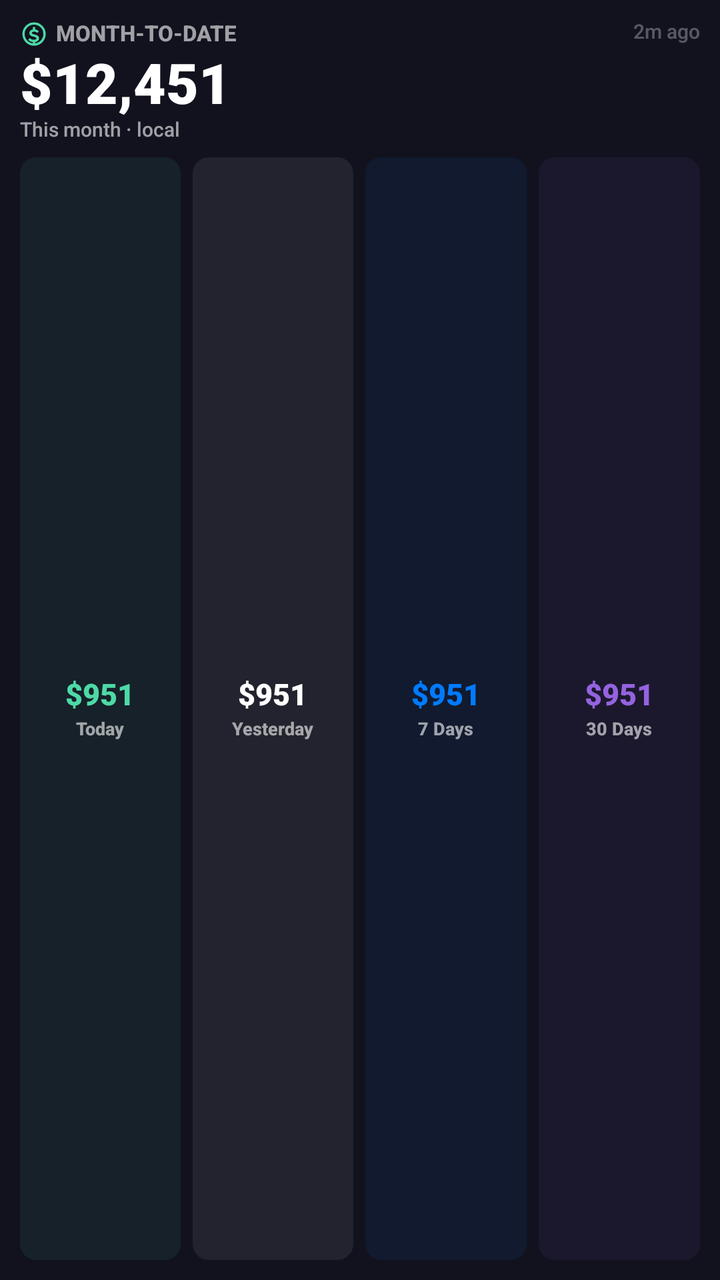
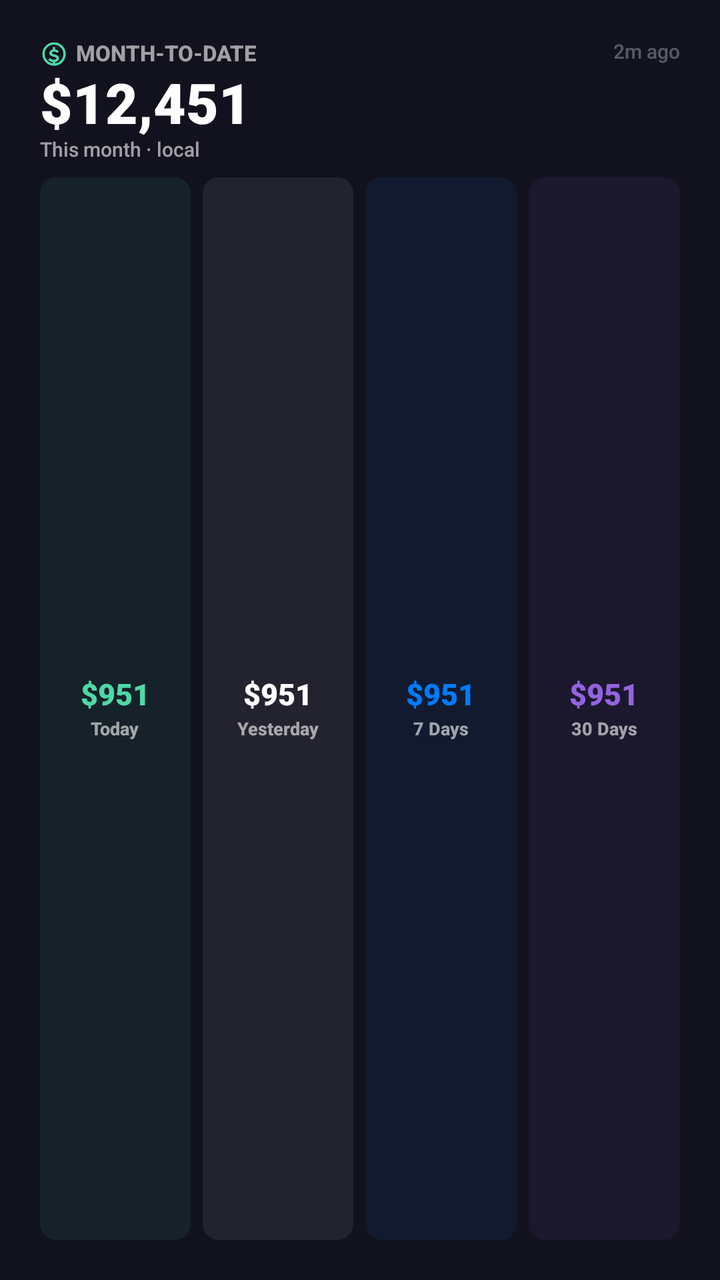

Two renders of the same Android screen: before a commit and after it. Below are the layout's source before the change and the commit's diff.
<!-- AndroidManifest.xml: fallback theme Theme.MaterialComponents.DayNight.NoActionBar -->
<!-- res/layout/revenue_tab_widget_medium.xml -->
<?xml version="1.0" encoding="utf-8"?>
<LinearLayout xmlns:android="http://schemas.android.com/apk/res/android"
    android:id="@+id/widgetRoot"
    android:layout_width="match_parent"
    android:layout_height="match_parent"
    android:orientation="vertical"
    android:padding="10dp"
    android:background="@color/widgetBackground">

    <LinearLayout android:layout_width="match_parent" android:layout_height="wrap_content" android:orientation="horizontal" android:gravity="top">
        <LinearLayout android:layout_width="0dp" android:layout_height="wrap_content" android:layout_weight="1" android:orientation="vertical">
            <LinearLayout android:layout_width="wrap_content" android:layout_height="wrap_content" android:orientation="horizontal" android:gravity="center_vertical">
                <ImageView
            android:layout_width="14dp"
            android:layout_height="14dp"
            android:src="@drawable/ic_widget_dollar_circle"
            android:contentDescription="@null" />
                <TextView android:layout_width="wrap_content" android:layout_height="wrap_content" android:text="MONTH-TO-DATE" android:textSize="11sp" android:textStyle="bold" android:layout_marginStart="4dp" android:textColor="@color/widgetTextSecondary" android:fontFamily="sans-serif-medium" android:includeFontPadding="false" />
            </LinearLayout>
            <TextView android:id="@+id/tvMtdRevenue" android:layout_width="wrap_content" android:layout_height="wrap_content" android:text="$12,451" android:textSize="28sp" android:textStyle="bold" android:maxLines="1" android:ellipsize="end" android:layout_marginTop="2dp" android:textColor="@color/widgetTextPrimary" android:fontFamily="sans-serif-black" android:includeFontPadding="false" />
            <TextView android:id="@+id/tvMtdLabel" android:layout_width="wrap_content" android:layout_height="wrap_content" android:text="This month · local" android:textSize="10sp" android:textColor="@color/widgetTextSecondary" android:fontFamily="sans-serif-medium" android:includeFontPadding="false" />
        </LinearLayout>
        <TextView android:id="@+id/tvLastUpdated" android:layout_width="wrap_content" android:layout_height="wrap_content" android:text="2m ago" android:textSize="10sp" android:textColor="@color/widgetTextQuaternary" android:fontFamily="sans-serif-medium" android:includeFontPadding="false" />
    </LinearLayout>

    <LinearLayout android:layout_width="match_parent" android:layout_height="0dp" android:layout_weight="1" android:orientation="horizontal" android:layout_marginTop="8dp">
        <LinearLayout android:layout_width="0dp" android:layout_height="match_parent" android:layout_weight="1" android:orientation="vertical" android:gravity="center" android:paddingTop="10dp" android:paddingBottom="10dp" android:background="@drawable/bg_period_card_today">
            <TextView android:id="@+id/tvToday" android:layout_width="wrap_content" android:layout_height="wrap_content" android:text="$951" android:textSize="15sp" android:textStyle="bold" android:textColor="@color/widgetAccent" android:fontFamily="sans-serif-black" android:includeFontPadding="false" android:maxLines="1" android:ellipsize="end" />
            <TextView android:layout_width="wrap_content" android:layout_height="wrap_content" android:text="Today" android:textSize="9sp" android:textStyle="bold" android:layout_marginTop="3dp" android:textColor="@color/widgetTextSecondary" android:fontFamily="sans-serif-medium" android:includeFontPadding="false" />
        </LinearLayout>
        <LinearLayout android:layout_width="0dp" android:layout_height="match_parent" android:layout_weight="1" android:orientation="vertical" android:gravity="center" android:paddingTop="10dp" android:paddingBottom="10dp" android:background="@drawable/bg_period_card_yesterday" android:layout_marginStart="6dp">
            <TextView android:id="@+id/tvYesterday" android:layout_width="wrap_content" android:layout_height="wrap_content" android:text="$951" android:textSize="15sp" android:textStyle="bold" android:textColor="@color/widgetTextPrimary" android:fontFamily="sans-serif-black" android:includeFontPadding="false" android:maxLines="1" android:ellipsize="end" />
            <TextView android:layout_width="wrap_content" android:layout_height="wrap_content" android:text="Yesterday" android:textSize="9sp" android:textStyle="bold" android:layout_marginTop="3dp" android:textColor="@color/widgetTextSecondary" android:fontFamily="sans-serif-medium" android:includeFontPadding="false" />
        </LinearLayout>
        <LinearLayout android:layout_width="0dp" android:layout_height="match_parent" android:layout_weight="1" android:orientation="vertical" android:gravity="center" android:paddingTop="10dp" android:paddingBottom="10dp" android:background="@drawable/bg_period_card_7days" android:layout_marginStart="6dp">
            <TextView android:id="@+id/tvLast7" android:layout_width="wrap_content" android:layout_height="wrap_content" android:text="$951" android:textSize="15sp" android:textStyle="bold" android:textColor="@color/appleBlue" android:fontFamily="sans-serif-black" android:includeFontPadding="false" android:maxLines="1" android:ellipsize="end" />
            <TextView android:layout_width="wrap_content" android:layout_height="wrap_content" android:text="7 Days" android:textSize="9sp" android:textStyle="bold" android:layout_marginTop="3dp" android:textColor="@color/widgetTextSecondary" android:fontFamily="sans-serif-medium" android:includeFontPadding="false" />
        </LinearLayout>
        <LinearLayout android:layout_width="0dp" android:layout_height="match_parent" android:layout_weight="1" android:orientation="vertical" android:gravity="center" android:paddingTop="10dp" android:paddingBottom="10dp" android:background="@drawable/bg_period_card_30days" android:layout_marginStart="6dp">
            <TextView android:id="@+id/tvLast30" android:layout_width="wrap_content" android:layout_height="wrap_content" android:text="$951" android:textSize="15sp" android:textStyle="bold" android:textColor="@color/renewalPurple" android:fontFamily="sans-serif-black" android:includeFontPadding="false" android:maxLines="1" android:ellipsize="end" />
            <TextView android:layout_width="wrap_content" android:layout_height="wrap_content" android:text="30 Days" android:textSize="9sp" android:textStyle="bold" android:layout_marginTop="3dp" android:textColor="@color/widgetTextSecondary" android:fontFamily="sans-serif-medium" android:includeFontPadding="false" />
        </LinearLayout>
    </LinearLayout>
</LinearLayout>
<!-- resources referenced by this layout -->
<resources>
  <color name="appleBlue">#007AFF</color>
  <color name="renewalPurple">#9463E0</color>
  <color name="widgetAccent">#4DD9A6</color>
  <color name="widgetBackground">#12121F</color>
  <color name="widgetTextPrimary">#FFFFFFFF</color>
  <color name="widgetTextQuaternary">#4DFFFFFF</color>
  <color name="widgetTextSecondary">#99FFFFFF</color>
  <!-- drawable bg_period_card_30days (drawable) -->
  <?xml version="1.0" encoding="utf-8"?>
  <shape xmlns:android="http://schemas.android.com/apk/res/android"
      android:shape="rectangle">
      <solid android:color="#129463E0" />
      <corners android:radius="8dp" />
  </shape>
  <!-- drawable bg_period_card_7days (drawable) -->
  <?xml version="1.0" encoding="utf-8"?>
  <shape xmlns:android="http://schemas.android.com/apk/res/android"
      android:shape="rectangle">
      <solid android:color="#12007AFF" />
      <corners android:radius="8dp" />
  </shape>
  <!-- drawable bg_period_card_today (drawable) -->
  <?xml version="1.0" encoding="utf-8"?>
  <shape xmlns:android="http://schemas.android.com/apk/res/android"
      android:shape="rectangle">
      <solid android:color="#124DD9A6" />
      <corners android:radius="8dp" />
  </shape>
  <!-- drawable bg_period_card_yesterday (drawable) -->
  <?xml version="1.0" encoding="utf-8"?>
  <shape xmlns:android="http://schemas.android.com/apk/res/android"
      android:shape="rectangle">
      <solid android:color="#12FFFFFF" />
      <corners android:radius="8dp" />
  </shape>
  <!-- drawable ic_widget_dollar_circle (drawable) -->
  <vector xmlns:android="http://schemas.android.com/apk/res/android" android:width="24dp" android:height="24dp" android:viewportWidth="24" android:viewportHeight="24">
      <path android:fillColor="@color/widgetAccent" android:pathData="M12,2a10,10 0,1 0,0.1,0M12,4a8,8 0,1 1,0,16a8,8 0,0 1,0,-16z"/>
      <path android:fillColor="@color/widgetAccent" android:pathData="M11,6h2v2.1c1.4,0.2 2.5,0.8 3.2,1.7l-1.5,1.3c-0.6,-0.7 -1.5,-1.1 -2.7,-1.1c-1.1,0 -1.8,0.4 -1.8,1.1c0,0.7 0.8,0.9 2.4,1.3c2,0.5 3.7,1.2 3.7,3.2c0,1.8 -1.3,3 -3.3,3.3V21h-2v-2.1c-1.8,-0.2 -3.1,-0.9 -4,-2l1.5,-1.4c0.8,0.9 1.9,1.4 3.3,1.4c1.4,0 2.2,-0.4 2.2,-1.2c0,-0.7 -0.7,-1 -2.4,-1.4C9.5,13.8 8,13.1 8,11.2c0,-1.6 1.2,-2.8 3,-3.1V6z"/>
  </vector>
</resources>

<!-- the commit's change to res/layout/revenue_tab_widget_medium.xml (unified diff, before → after) -->
@@ -4,7 +4,7 @@
     android:layout_width="match_parent"
     android:layout_height="match_parent"
     android:orientation="vertical"
-    android:padding="10dp"
+    android:padding="20dp"
     android:background="@color/widgetBackground">
 
     <LinearLayout android:layout_width="match_parent" android:layout_height="wrap_content" android:orientation="horizontal" android:gravity="top">
